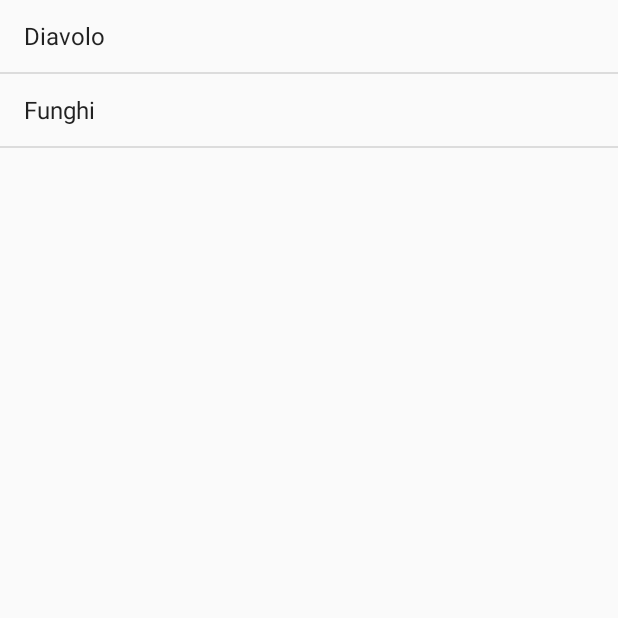
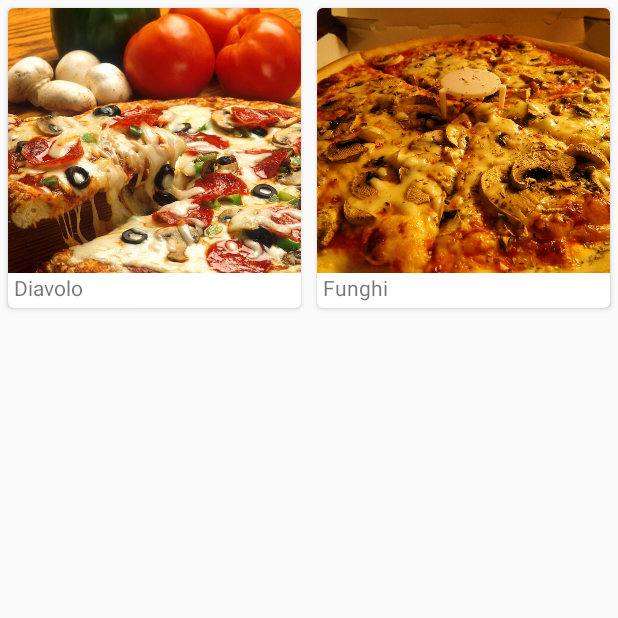
Before and after one commit to rhaydar/BitsAndPizzas, an Android app: the fragment PizzaFragment shown on its own in the app's theme, on a phone screen of 412 x 824 dp, the top half of it. Run offline under Robolectric (Android 15) with nearby library versions, the phone set to English and light mode, and no system bars.

Commit message:
Ch. 13: Add functioning recycler view.
Pizza tab now shows a grid of pizzas instead of a plain list.

```diff
--- a/app/src/main/java/com/hfad/bitsandpizzas/CaptionedImagesAdapter.java
+++ b/app/src/main/java/com/hfad/bitsandpizzas/CaptionedImagesAdapter.java
@@ -1,5 +1,4 @@
 package com.hfad.bitsandpizzas;
-
 
 import android.graphics.drawable.Drawable;
 import android.view.LayoutInflater;
--- a/app/src/main/java/com/hfad/bitsandpizzas/PizzaFragment.java
+++ b/app/src/main/java/com/hfad/bitsandpizzas/PizzaFragment.java
@@ -1,14 +1,15 @@
 package com.hfad.bitsandpizzas;
 
 import android.os.Bundle;
-
-import androidx.fragment.app.ListFragment;
 import android.view.LayoutInflater;
 import android.view.View;
 import android.view.ViewGroup;
-import android.widget.ArrayAdapter;
 
-public class PizzaFragment extends ListFragment {
+import androidx.fragment.app.Fragment;
+import androidx.recyclerview.widget.GridLayoutManager;
+import androidx.recyclerview.widget.RecyclerView;
+
+public class PizzaFragment extends Fragment {
 
     public PizzaFragment() {
         // Required empty public constructor
@@ -17,13 +18,23 @@ public class PizzaFragment extends ListFragment {
     @Override
     public View onCreateView(LayoutInflater inflater, ViewGroup container,
                              Bundle savedInstanceState) {
-        ArrayAdapter<String> adapter = new ArrayAdapter<>(
-                inflater.getContext(),
-                android.R.layout.simple_list_item_1,
-                getResources().getStringArray(R.array.pizzas)
-        );
-        setListAdapter(adapter);
+        RecyclerView pizzaRecycler = (RecyclerView)inflater.inflate(
+                R.layout.fragment_pizza, container, false);
+        String[] pizzaNames = new String[Pizza.pizzas.length];
+        for (int i=0; i<pizzaNames.length; i++) {
+            pizzaNames[i] = Pizza.pizzas[i].getName();
+        }
 
-        return super.onCreateView(inflater, container, savedInstanceState);
+        int[] pizzaImages = new int[Pizza.pizzas.length];
+        for (int i=0; i<pizzaImages.length; i++) {
+            pizzaImages[i] = Pizza.pizzas[i].getImageResourceId();
+        }
+
+        CaptionedImagesAdapter adapter = new CaptionedImagesAdapter(pizzaNames, pizzaImages);
+        pizzaRecycler.setAdapter(adapter);
+        GridLayoutManager layoutManager = new GridLayoutManager(getActivity(), 2);
+        pizzaRecycler.setLayoutManager(layoutManager);
+
+        return pizzaRecycler;
     }
 }
--- a/app/src/main/res/layout/fragment_pizza.xml
+++ b/app/src/main/res/layout/fragment_pizza.xml
@@ -1,6 +1,7 @@
 <?xml version="1.0" encoding="utf-8"?>
-<androidx.constraintlayout.widget.ConstraintLayout
-    xmlns:android="http://schemas.android.com/apk/res/android" android:layout_width="match_parent"
-    android:layout_height="match_parent">
-
-</androidx.constraintlayout.widget.ConstraintLayout>
+<androidx.recyclerview.widget.RecyclerView
+    xmlns:android="http://schemas.android.com/apk/res/android"
+    android:id="@+id/pizza_recycle"
+    android:layout_width="match_parent"
+    android:layout_height="match_parent"
+    android:scrollbars="vertical"/>
```
